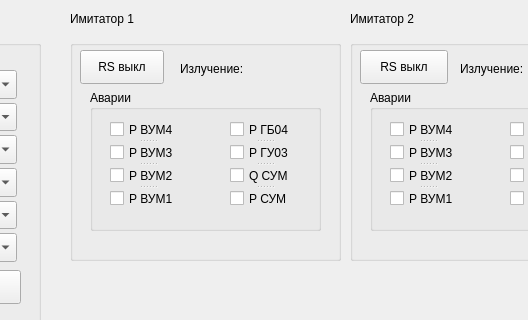
The window that mainwindow.ui (mishamashina/Praktika) describes before a commit, drawn with Qt 5; both pictures show x 360 to 888 and y 0 to 320 of the 1304 by 586 pixel window.
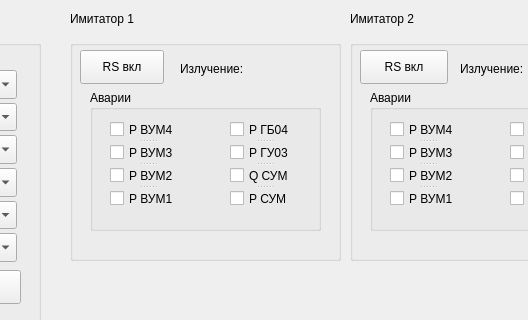
The same window after the commit.

The edit to the form file:
```diff
--- a/mainwindow.ui
+++ b/mainwindow.ui
@@ -236,7 +236,7 @@
       </rect>
      </property>
      <property name="text">
-      <string>RS выкл</string>
+      <string>RS вкл</string>
      </property>
     </widget>
     <widget class="QGroupBox" name="groupBox_8">
@@ -354,7 +354,7 @@
       </rect>
      </property>
      <property name="text">
-      <string>RS выкл</string>
+      <string>RS вкл</string>
      </property>
     </widget>
     <widget class="QLabel" name="label_11">
```
